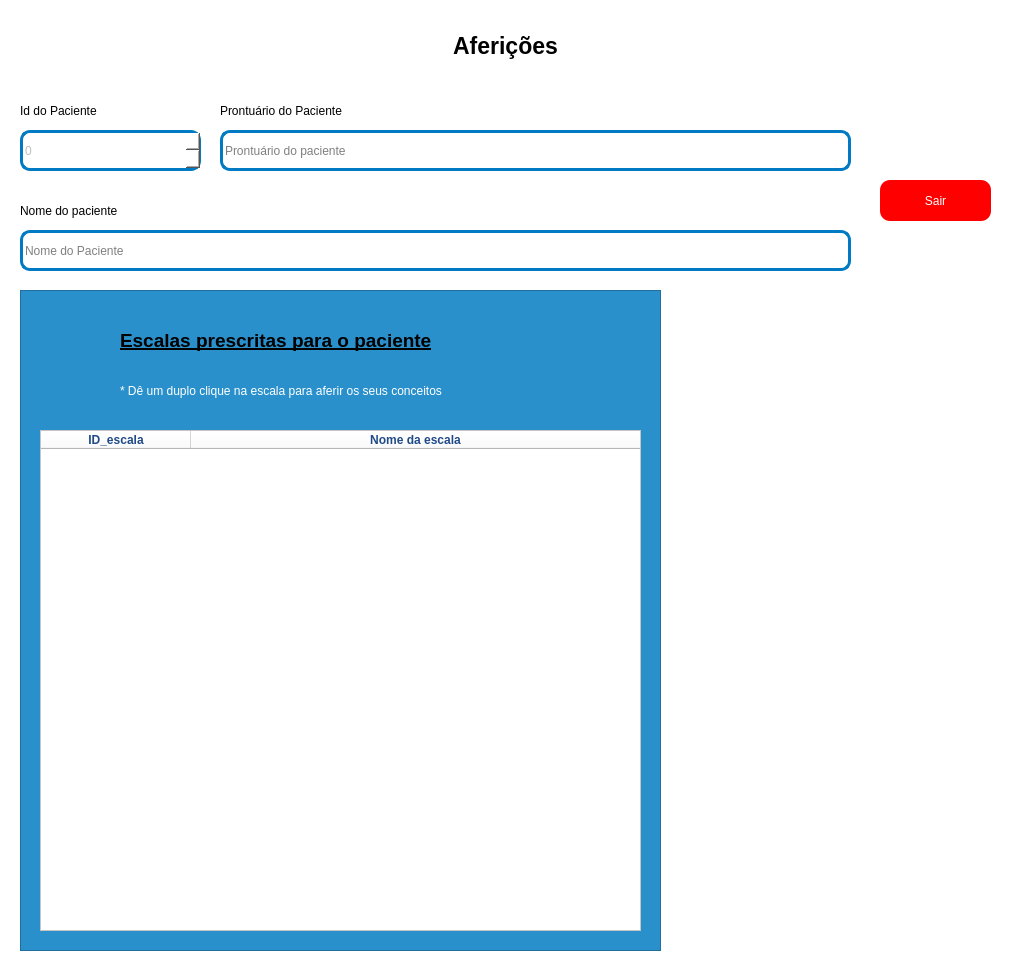
Above: novas-telas/afericoes.ui from JVwolfart/DESAFIO-HACKATHON before the change. Below: the same form after it.
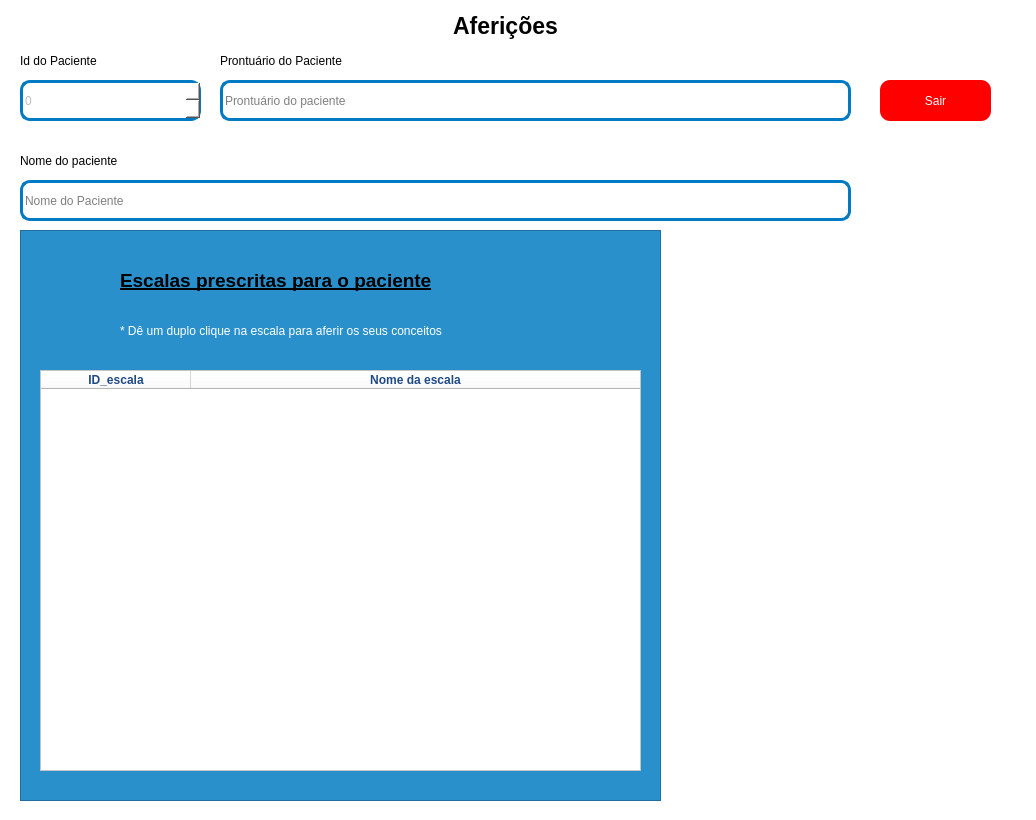
That is the form after the change. Icons and pictures are not drawn.

What changed in the file:
```diff
--- a/novas-telas/afericoes.ui
+++ b/novas-telas/afericoes.ui
@@ -13,13 +13,13 @@
     <x>0</x>
     <y>0</y>
     <width>1036</width>
-    <height>975</height>
+    <height>820</height>
    </rect>
   </property>
   <property name="minimumSize">
    <size>
     <width>1036</width>
-    <height>975</height>
+    <height>820</height>
    </size>
   </property>
   <property name="maximumSize">
@@ -48,7 +48,7 @@
     <property name="geometry">
      <rect>
       <x>880</x>
-      <y>180</y>
+      <y>80</y>
       <width>111</width>
       <height>41</height>
      </rect>
@@ -80,7 +80,7 @@
     <property name="geometry">
      <rect>
       <x>20</x>
-      <y>130</y>
+      <y>80</y>
       <width>181</width>
       <height>41</height>
      </rect>
@@ -98,7 +98,7 @@
     <property name="geometry">
      <rect>
       <x>20</x>
-      <y>100</y>
+      <y>50</y>
       <width>171</width>
       <height>22</height>
      </rect>
@@ -114,7 +114,7 @@
     <property name="geometry">
      <rect>
       <x>20</x>
-      <y>230</y>
+      <y>180</y>
       <width>831</width>
       <height>41</height>
      </rect>
@@ -135,7 +135,7 @@
     <property name="geometry">
      <rect>
       <x>20</x>
-      <y>200</y>
+      <y>150</y>
       <width>171</width>
       <height>22</height>
      </rect>
@@ -151,7 +151,7 @@
     <property name="geometry">
      <rect>
       <x>220</x>
-      <y>130</y>
+      <y>80</y>
       <width>631</width>
       <height>41</height>
      </rect>
@@ -172,7 +172,7 @@
     <property name="geometry">
      <rect>
       <x>220</x>
-      <y>100</y>
+      <y>50</y>
       <width>211</width>
       <height>22</height>
      </rect>
@@ -185,9 +185,9 @@
     <property name="geometry">
      <rect>
       <x>20</x>
-      <y>290</y>
+      <y>230</y>
       <width>641</width>
-      <height>661</height>
+      <height>571</height>
      </rect>
     </property>
     <property name="styleSheet">
@@ -229,7 +229,7 @@
        <x>20</x>
        <y>140</y>
        <width>601</width>
-       <height>501</height>
+       <height>401</height>
       </rect>
      </property>
      <property name="sizePolicy">
@@ -352,7 +352,7 @@
     <property name="geometry">
      <rect>
       <x>230</x>
-      <y>20</y>
+      <y>0</y>
       <width>551</width>
       <height>51</height>
      </rect>
```
Left out of the diff: 2 changed lines with no effect on the pictures.
